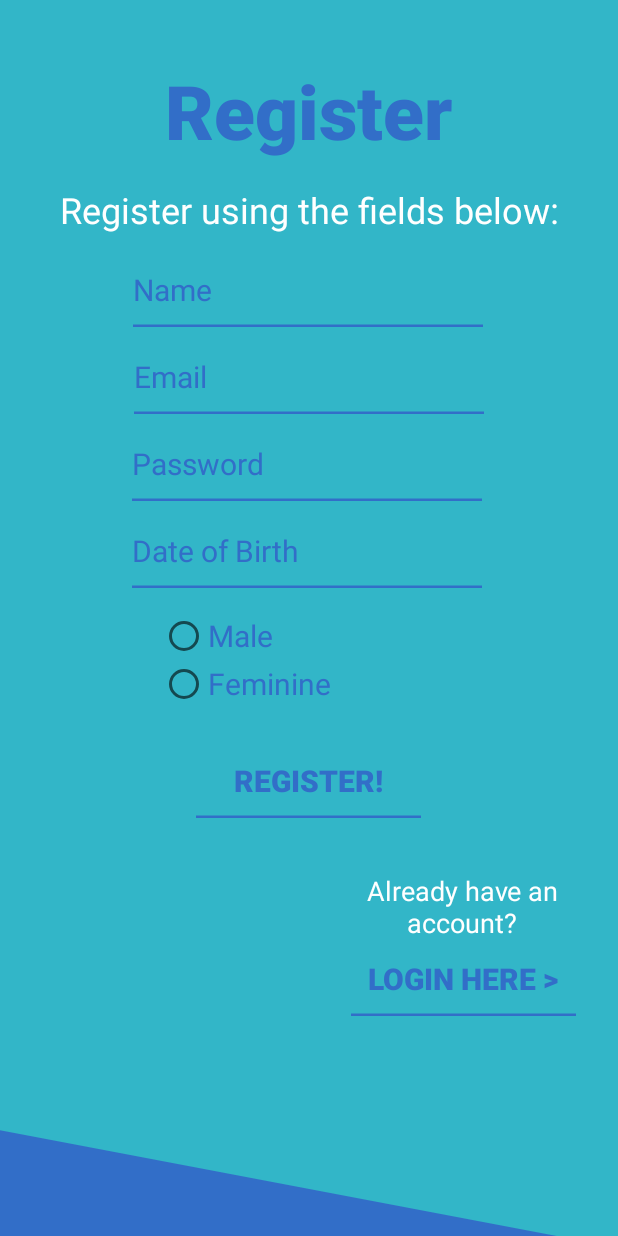
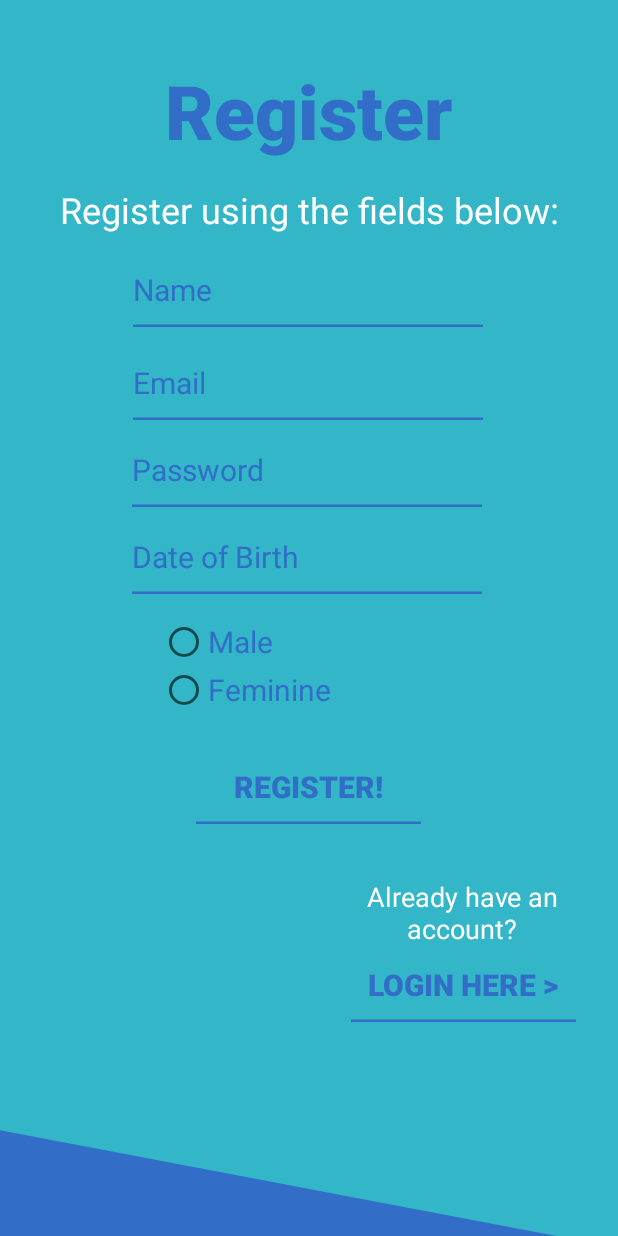
Before and after one commit to 2Noob1/Adhesive, an Android app: the Register screen opened directly, with no data from a screen before it, on a phone screen of 412 x 824 dp. Run offline under Robolectric (Android 15) with nearby library versions, the light colour scheme and no system bars.

Commit message:
small changes

```diff
--- a/app/src/main/res/layout/activity_register.xml
+++ b/app/src/main/res/layout/activity_register.xml
@@ -129,7 +129,7 @@
         android:id="@+id/editText3"
         android:layout_width="wrap_content"
         android:layout_height="50dp"
-        android:layout_marginTop="8dp"
+        android:layout_marginTop="12dp"
         android:background="@drawable/loginpannel_buttons"
         android:backgroundTint="@color/colorPrimary"
         android:drawableTint="#FFFFFF"
@@ -140,6 +140,7 @@
         android:textColorHint="@color/colorPrimary"
         android:textSize="20sp"
         app:layout_constraintEnd_toEndOf="parent"
+        app:layout_constraintHorizontal_bias="0.497"
         app:layout_constraintStart_toStartOf="parent"
         app:layout_constraintTop_toBottomOf="@+id/editText6" />
 
```
